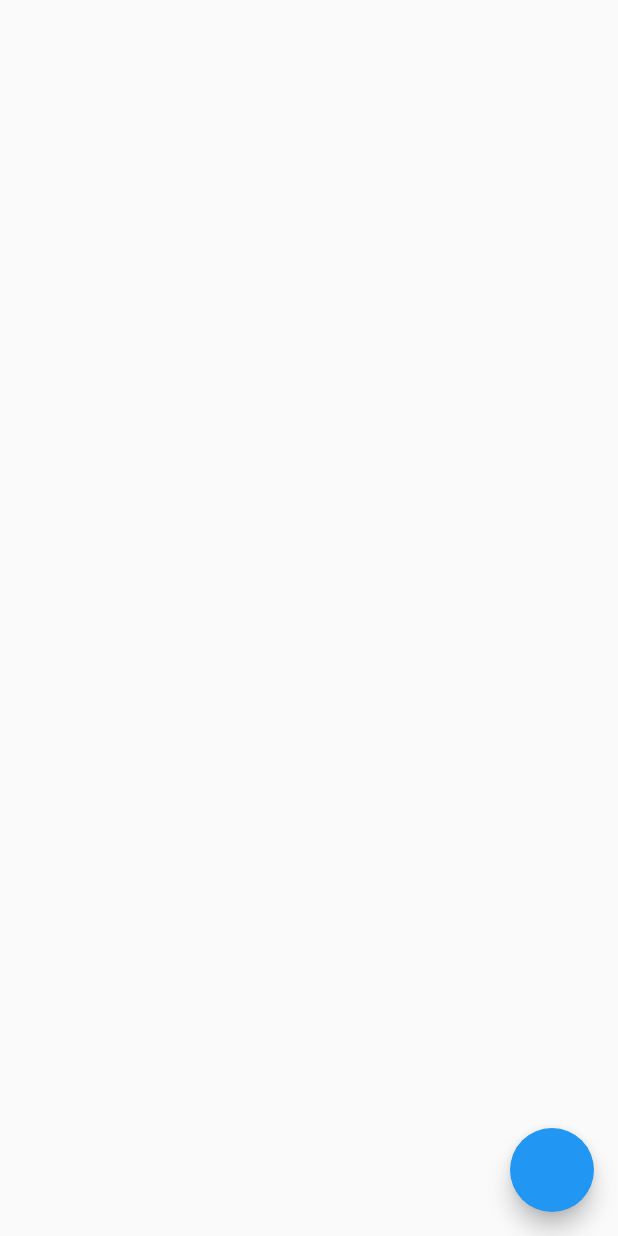
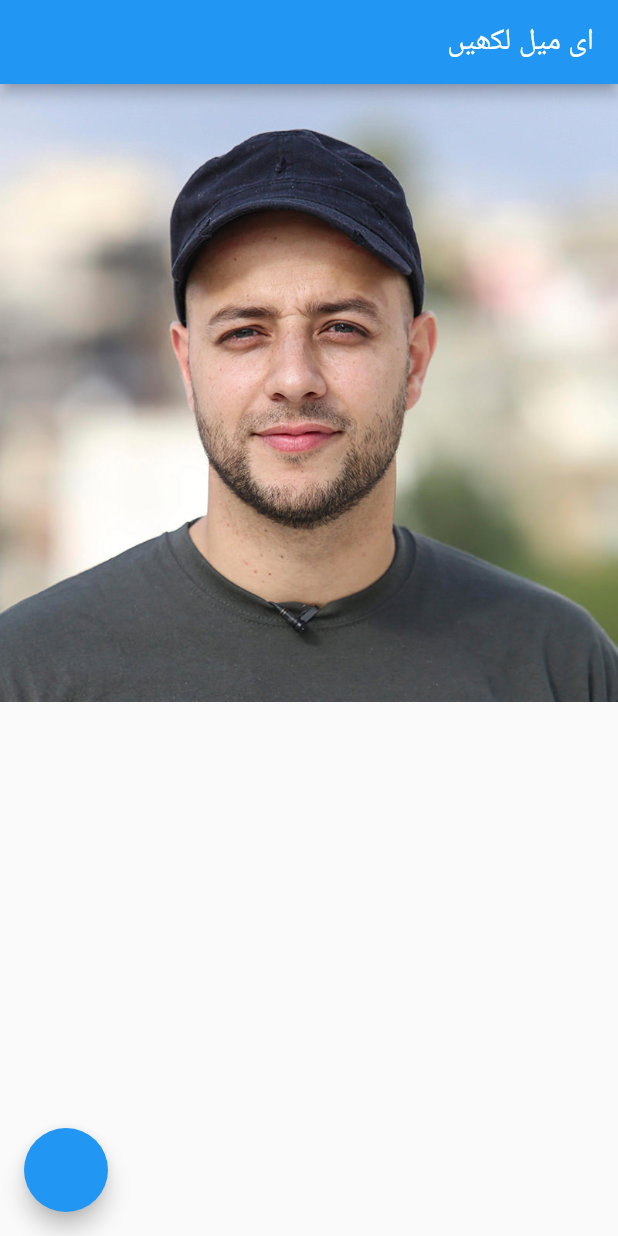
Before and after one commit to RealGulraiz/GetX-MVVM-Flutter, a Flutter app: the screen it shows after launch, on a phone screen of 412 x 824 dp. Run offline on Flutter 3.47's test engine with Material 2 defaults, Android fonts, the light colour scheme and no system bars; our stand-ins replace fluttertoast, get.

Commit message:
2- Assets in MVVM pattern

```diff
--- a/lib/main.dart
+++ b/lib/main.dart
@@ -1,5 +1,6 @@
 import 'package:flutter/material.dart';
 import 'package:get/get.dart';
+import 'package:getx_mvvm/res/getx_localization/languages.dart';
 import 'package:getx_mvvm/res/routes/routes.dart';
 import 'package:getx_mvvm/view/splash_screen.dart';
 
@@ -15,6 +16,9 @@ class MyApp extends StatelessWidget {
   Widget build(BuildContext context) {
     return GetMaterialApp(
       title: 'Flutter Demo',
+      translations: Languages(),
+      locale: Locale('ur' , 'PK'),
+      fallbackLocale: Locale('en' , 'US'),
       theme: ThemeData(
         primarySwatch: Colors.blue,
       ),
--- /dev/null
+++ b/lib/res/assets/image_assets.dart
@@ -0,0 +1,7 @@
+
+class ImageAssets {
+
+  static const String profilePhoto = 'assets/images/profile_photo.jpeg' ;
+  static const String accountIcon = 'assets/icons/account_icon.png' ;
+
+}
--- /dev/null
+++ b/lib/res/colors/app_color.dart
@@ -0,0 +1,8 @@
+
+import 'dart:ui';
+
+class AppColor {
+
+  static const Color blackColor = Color(0xff000000) ;
+
+}
--- /dev/null
+++ b/lib/res/getx_localization/languages.dart
@@ -0,0 +1,16 @@
+
+
+import 'package:get/get_navigation/src/root/internacionalization.dart';
+
+class Languages extends Translations {
+
+  @override
+  Map<String, Map<String, String>> get keys => {
+    'en_US': {
+      'email_hint' : 'Enter Email'
+    },
+    'ur_PK': {
+      'email_hint' : 'ای میل لکھیں'
+    },
+  };
+}
--- a/lib/view/splash_screen.dart
+++ b/lib/view/splash_screen.dart
@@ -1,5 +1,8 @@
 import 'package:flutter/material.dart';
 import 'package:getx_mvvm/data/app_exceptions.dart';
+import 'package:getx_mvvm/res/assets/image_assets.dart';
+import 'package:getx_mvvm/utils/utils.dart';
+import 'package:get/get.dart';
 
 class SplashScreen extends StatefulWidget {
   const SplashScreen({Key? key}) : super(key: key);
@@ -12,9 +15,19 @@ class _SplashScreenState extends State<SplashScreen> {
   @override
   Widget build(BuildContext context) {
     return Scaffold(
-      floatingActionButton: FloatingActionButton(onPressed: (){
-        throw InternetException(' Please Check Your Network Connection');
-      },),
+      body: Image(
+          image: AssetImage(ImageAssets.profilePhoto),
+      ),
+      appBar: AppBar(
+        title: Text('email_hint'.tr),
+      ),
+      floatingActionButton: FloatingActionButton(
+        onPressed: (){
+          Utils.toastMessage('RealGulraiz Bottom');
+          Utils.toastMessageCenter('RealGulraiz Center');
+
+        },
+      ),
     );
   }
 }
--- a/pubspec.yaml
+++ b/pubspec.yaml
@@ -64,9 +64,9 @@ flutter:
   uses-material-design: true
 
   # To add assets to your application, add an assets section, like this:
-  # assets:
-  #   - images/a_dot_burr.jpeg
-  #   - images/a_dot_ham.jpeg
+  assets:
+    - assets/images/
+    - assets/icons/
 
   # An image asset can refer to one or more resolution-specific "variants", see
   # https://flutter.dev/assets-and-images/#resolution-aware
```
Also changed, not shown: lib/res/fonts/app_fonts.dart (added, +7 -0 lines), lib/utils/utils.dart (added, +40 -0 lines), assets/icons/account_icon.png (added), assets/images/profile_photo.jpeg (added).
